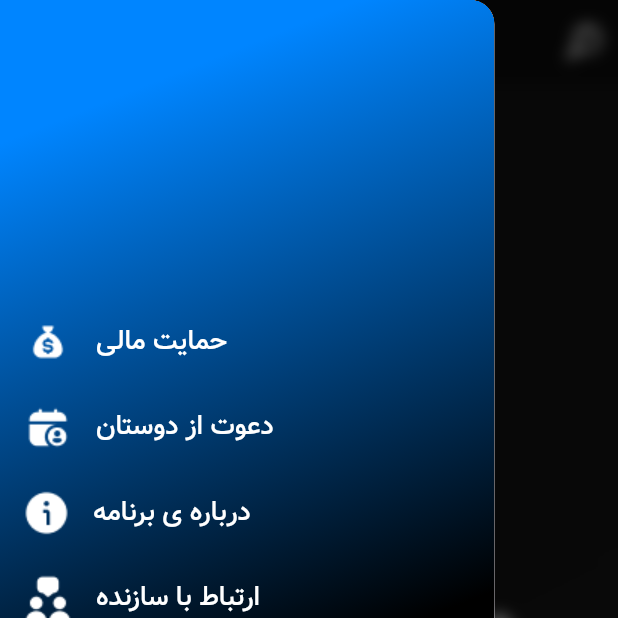
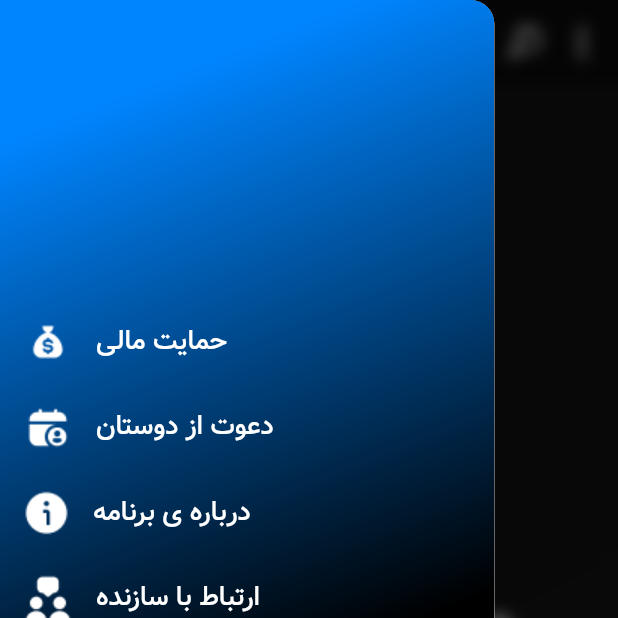
Before and after one commit to aradazr/carist, a Flutter app: the HomePage screen opened directly, with the side drawer open, on a phone screen of 412 x 824 dp, the top half of it. Run offline on Flutter 3.47's test engine with Material 3 defaults, Android fonts, the phone set to English and light mode, and no system bars; drawn by our look-alikes of showcaseview; our stand-ins replace hive, hive_flutter; missing offline and left inert: myket_iap, persian_datetime_picker; accounts and stored records are empty.

Commit message:
add popup menu for deleting all tasks

```diff
--- a/lib/Screens/add_task_screen.dart
+++ b/lib/Screens/add_task_screen.dart
@@ -113,7 +113,11 @@
                     child: Directionality(
                       textDirection: TextDirection.rtl,
                       child: TextField(
+                        cursorColor: Colors.blue,
+                        cursorErrorColor: Colors.blue,
+
                         maxLength: 12,
+
                         onTapOutside: (event) {
                           negahban1.unfocus();
                         },
--- a/lib/Screens/home_page.dart
+++ b/lib/Screens/home_page.dart
@@ -25,6 +25,7 @@ class _HomePageState extends State<HomePage> {
   var settingsBox = Hive.box('settingsBox');
   final GlobalKey add = GlobalKey();
   final GlobalKey appBarKey = GlobalKey();
+  final GlobalKey searchKey = GlobalKey();
 
   @override
   void initState() {
@@ -33,7 +34,8 @@ class _HomePageState extends State<HomePage> {
       if (!widget.hasSeenShowCase) {
         Future.delayed(const Duration(milliseconds: 100), () {
           setState(() {
-            ShowCaseWidget.of(context).startShowCase([add, appBarKey]);
+            ShowCaseWidget.of(context).startShowCase([add, appBarKey,searchKey]);
+
             Hive.box('settingsBox').put('hasSeenShowCase', true);
           });
         });
@@ -70,6 +72,8 @@ class _HomePageState extends State<HomePage> {
           backgroundColor: Colors.transparent,
           drawer: const MyDrawer(),
           appBar: MyAppBar(
+            searchKey: searchKey,
+            isHomePage: true,
             appBarKey: appBarKey,
             icon: 'assets/images/search.png',
             showSearchIcon: true,
--- a/lib/widgets/my_app_bar.dart
+++ b/lib/widgets/my_app_bar.dart
@@ -1,15 +1,27 @@
+import 'package:carist/data/task.dart';
 import 'package:flutter/material.dart';
+import 'package:hive/hive.dart';
 import 'package:showcaseview/showcaseview.dart';
 
 class MyAppBar extends StatelessWidget implements PreferredSizeWidget {
   final GlobalKey? appBarKey;
+  final GlobalKey? searchKey;
   final String icon; // دریافت کلید برای دکمه دراور
   final bool showSearchIcon;
-   final VoidCallback? onSearchIconPressed; // پارامتر جدید برای فشردن آیکون جستجو// پارامتر جدید برای کنترل نمایش آیکون جستجو
+  final Task? task;
+  final VoidCallback?
+      onSearchIconPressed; // پارامتر جدید برای فشردن آیکون جستجو// پارامتر جدید برای کنترل نمایش آیکون جستجو
+  final bool isHomePage; // پارامتر جدید برای مشخص کردن صفحه اصلی
   const MyAppBar({
-    super.key,  this.appBarKey,  required this.icon, this.showSearchIcon = false, this.onSearchIconPressed,
+    super.key,
+    this.appBarKey,
+    required this.icon,
+    this.showSearchIcon = false,
+    this.onSearchIconPressed,
+    this.task,
+    this.isHomePage = false,
+    this.searchKey, // مقدار پیش‌فرض false
   });
-
 
   @override
   Widget build(BuildContext context) {
@@ -17,15 +29,90 @@ class MyAppBar extends StatelessWidget implements PreferredSizeWidget {
       actions: [
         if (showSearchIcon) // نمایش آیکون جستجو فقط در صورت true بودن
           Padding(
-          padding: const EdgeInsets.only(right: 10),
+            padding: const EdgeInsets.only(right: 2),
+            child: searchKey != null
+                ? Showcase(
+                    key: searchKey!,
+                    description: 'از این بخش یادداشت هاتو جستجو کن',
                     child: InkWell(
                       onTap: onSearchIconPressed,
-            child: Image.asset(icon,height: 25,),),
+                      child: Image.asset(
+                        icon,
+                        height: 24,
+                      ),
+                    ),
+                  )
+                : InkWell(
+                    onTap: onSearchIconPressed,
+                    child: Image.asset(
+                      icon,
+                      height: 24,
+                    ),
+                  ),
+          ),
+        if (isHomePage)
+          PopupMenuButton<String>(
+            offset: Offset(0, 45),
+            iconColor: Colors.white,
+            iconSize: 30,
+            color: Colors.white,
+            onSelected: (String result) async {
+              if (result == 'delete_all') {
+                // حذف تمامی تسک‌های ذخیره شده در Hive
+                var taskBox = Hive.box<Task>('taskBox');
+                if (taskBox.isEmpty) {
+                  // اگر جعبه خالی باشد، نمایش پیغام "یادداشتی وجود ندارد"
+                  ScaffoldMessenger.of(context).showSnackBar(
+                    snackBarAnimationStyle:
+                        AnimationStyle(curve: Curves.bounceOut),
+                    const SnackBar(
+                      duration: Duration(seconds: 2),
+                      backgroundColor: Colors.red,
+                      behavior: SnackBarBehavior.fixed,
+                      content: Text(
+                        'یادداشتی وجود ندارد',
+                        textDirection: TextDirection.rtl,
+                      ),
+                    ),
+                  );
+                } else {
+                  // پاک کردن تمامی تسک‌ها اگر جعبه خالی نباشد
+                  await taskBox.clear();
+
+                  // نمایش پیغام به کاربر
+                  ScaffoldMessenger.of(context).showSnackBar(
+                    snackBarAnimationStyle:
+                        AnimationStyle(curve: Curves.bounceOut),
+                    const SnackBar(
+                      duration: Duration(seconds: 2),
+                      backgroundColor: Colors.green,
+                      content: Text(
+                        'تمامی یادداشت‌ها حذف شدند',
+                        textDirection: TextDirection.rtl,
+                      ),
+                    ),
+                  );
+                }
+              }
+            },
+            itemBuilder: (BuildContext context) {
+              return <PopupMenuEntry<String>>[
+                PopupMenuItem<String>(
+                  height: 40,
+                  value: 'delete_all',
+                  child: const Text(
+                    'حذف تمامی یادداشت ها',
+                    style: TextStyle(fontWeight: FontWeight.bold),
+                  ),
+                ),
+              ];
+            },
           ),
       ],
       backgroundColor: const Color.fromARGB(255, 11, 11, 11),
       automaticallyImplyLeading: false,
-      leading: appBarKey != null ? Showcase(
+      leading: appBarKey != null
+          ? Showcase(
               key: appBarKey!,
               description: 'از اینجا با برنامه اشنا شو',
               child: InkWell(
@@ -34,7 +121,8 @@ class MyAppBar extends StatelessWidget implements PreferredSizeWidget {
                 },
                 child: Image.asset('assets/images/appbarMenu.png'),
               ),
-      ): InkWell(
+            )
+          : InkWell(
               onTap: () {
                 Scaffold.of(context).openDrawer();
               },
@@ -46,6 +134,5 @@ class MyAppBar extends StatelessWidget implements PreferredSizeWidget {
   }
 
   @override
-
   Size get preferredSize => const Size.fromHeight(kToolbarHeight);
 }
```
Lines whose indentation alone changed are shown as unchanged.
